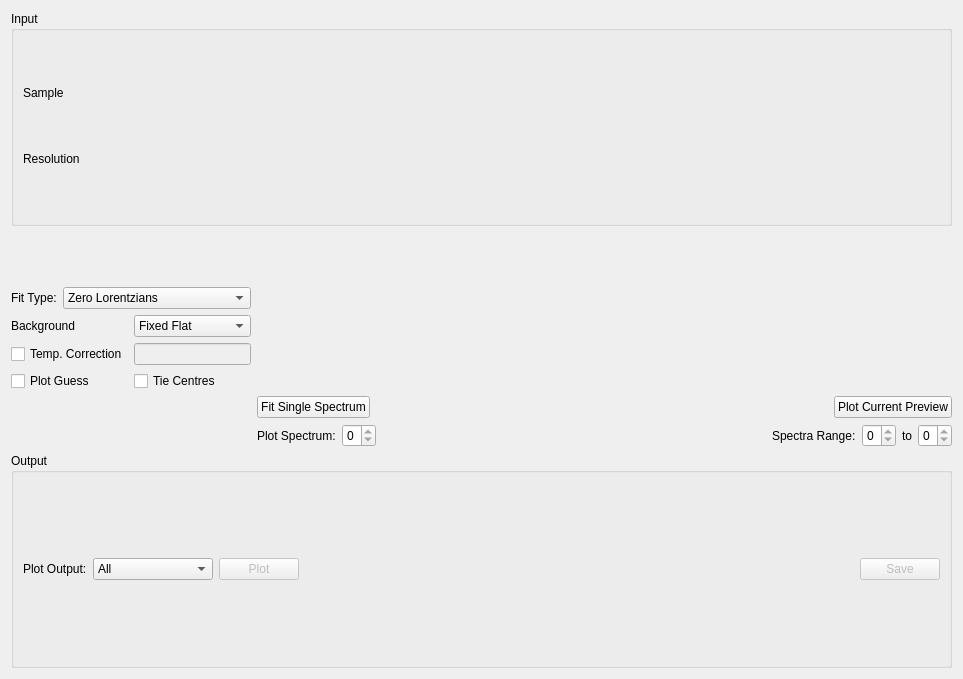
mantidproject/mantid, file qt/scientific_interfaces/Indirect/ConvFit.ui: the form before one commit.
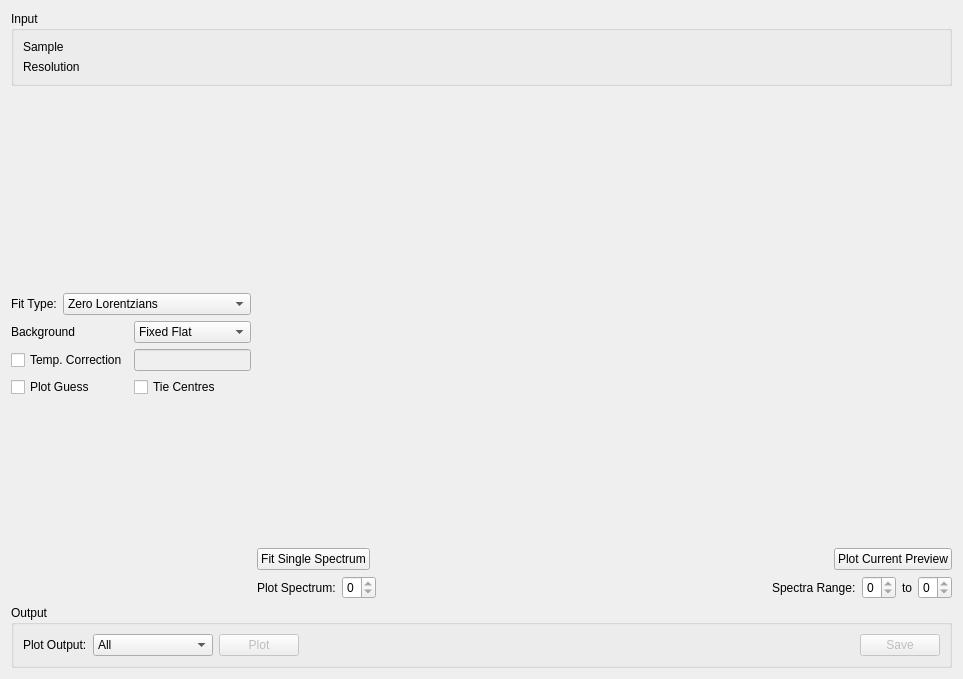
The form after the commit. Custom widgets are drawn as their Qt base class.

Commit message:
Add stretch ratios to preview plots in ConvFit interface
Refs #21121

```diff
--- a/qt/scientific_interfaces/Indirect/ConvFit.ui
+++ b/qt/scientific_interfaces/Indirect/ConvFit.ui
@@ -261,6 +261,8 @@
      <item>
       <layout class="QVBoxLayout" name="loMiniPlot">
        <item>
+        <layout class="QVBoxLayout" name="loPlots" stretch="2,1">
+         <item>
         <widget class="MantidQt::MantidWidgets::PreviewPlot" name="ppPlotTop" native="true">
          <property name="showLegend" stdset="0">
           <bool>true</bool>
@@ -287,6 +289,8 @@
           </color>
          </property>
         </widget>
+         </item>
+        </layout>
        </item>
        <item>
         <layout class="QHBoxLayout" name="loPlotOptions">
```
Lines whose indentation alone changed are shown as unchanged.
